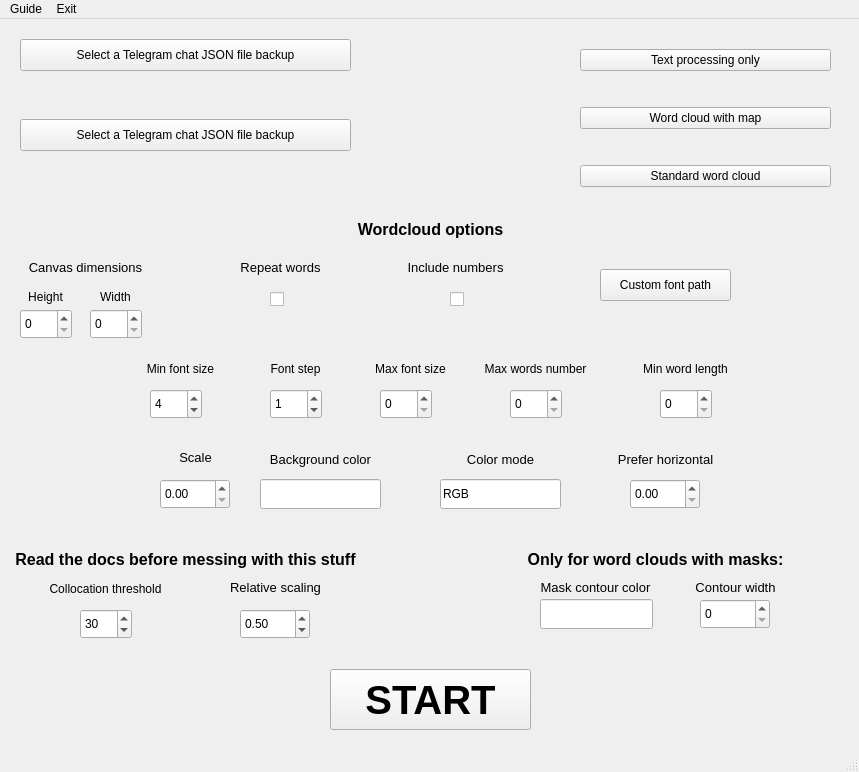
The window that ui/main_window.ui (luke-gto/telegram-wordcloud-generator) describes before a commit, drawn with Qt 5.
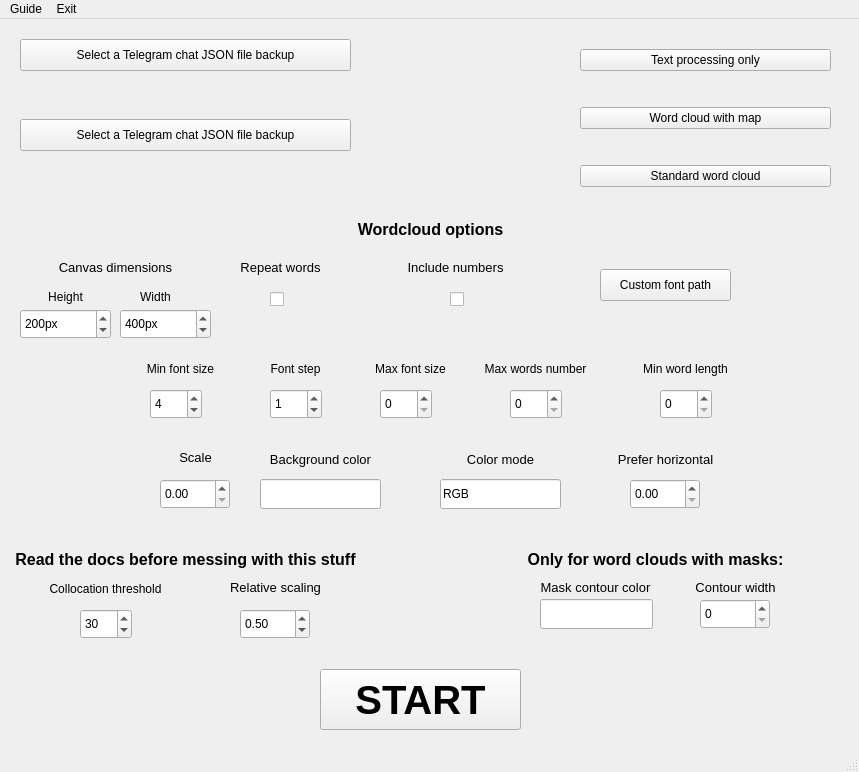
The same window after the commit.

Diff of the .ui file:
```diff
--- a/ui/main_window.ui
+++ b/ui/main_window.ui
@@ -10,6 +10,24 @@
     <height>772</height>
    </rect>
   </property>
+  <property name="sizePolicy">
+   <sizepolicy hsizetype="Fixed" vsizetype="Fixed">
+    <horstretch>0</horstretch>
+    <verstretch>0</verstretch>
+   </sizepolicy>
+  </property>
+  <property name="minimumSize">
+   <size>
+    <width>859</width>
+    <height>772</height>
+   </size>
+  </property>
+  <property name="maximumSize">
+   <size>
+    <width>859</width>
+    <height>772</height>
+   </size>
+  </property>
   <property name="windowTitle">
    <string>Telegram chat word cloud generator</string>
   </property>
@@ -126,7 +144,7 @@
    <widget class="QLabel" name="label_2">
     <property name="geometry">
      <rect>
-      <x>10</x>
+      <x>40</x>
       <y>240</y>
       <width>151</width>
       <height>16</height>
@@ -147,7 +165,7 @@
    <widget class="QLabel" name="label_3">
     <property name="geometry">
      <rect>
-      <x>20</x>
+      <x>40</x>
       <y>270</y>
       <width>51</width>
       <height>16</height>
@@ -163,7 +181,7 @@
    <widget class="QLabel" name="label_4">
     <property name="geometry">
      <rect>
-      <x>90</x>
+      <x>130</x>
       <y>270</y>
       <width>51</width>
       <height>16</height>
@@ -181,19 +199,21 @@
      <rect>
       <x>20</x>
       <y>290</y>
-      <width>52</width>
+      <width>91</width>
       <height>30</height>
      </rect>
     </property>
-   </widget>
-   <widget class="QSpinBox" name="spinBox_width">
-    <property name="geometry">
-     <rect>
-      <x>90</x>
-      <y>290</y>
-      <width>52</width>
-      <height>30</height>
-     </rect>
+    <property name="suffix">
+     <string>px</string>
+    </property>
+    <property name="maximum">
+     <number>10000</number>
+    </property>
+    <property name="singleStep">
+     <number>100</number>
+    </property>
+    <property name="value">
+     <number>200</number>
     </property>
    </widget>
    <widget class="QLabel" name="label_5">
@@ -779,7 +799,7 @@
    <widget class="QPushButton" name="pushButton_start">
     <property name="geometry">
      <rect>
-      <x>330</x>
+      <x>320</x>
       <y>650</y>
       <width>201</width>
       <height>61</height>
@@ -796,7 +816,7 @@
      <string>START</string>
     </property>
    </widget>
-   <widget class="QWidget" name="">
+   <widget class="QWidget" name="layoutWidget">
     <property name="geometry">
      <rect>
       <x>580</x>
@@ -850,6 +870,28 @@
      </item>
     </layout>
    </widget>
+   <widget class="QSpinBox" name="spinBox_width">
+    <property name="geometry">
+     <rect>
+      <x>120</x>
+      <y>290</y>
+      <width>91</width>
+      <height>30</height>
+     </rect>
+    </property>
+    <property name="suffix">
+     <string>px</string>
+    </property>
+    <property name="maximum">
+     <number>10000</number>
+    </property>
+    <property name="singleStep">
+     <number>100</number>
+    </property>
+    <property name="value">
+     <number>400</number>
+    </property>
+   </widget>
   </widget>
   <widget class="QMenuBar" name="menubar">
    <property name="geometry">
```
Left out of the diff: 335 changed lines with no effect on the pictures.
